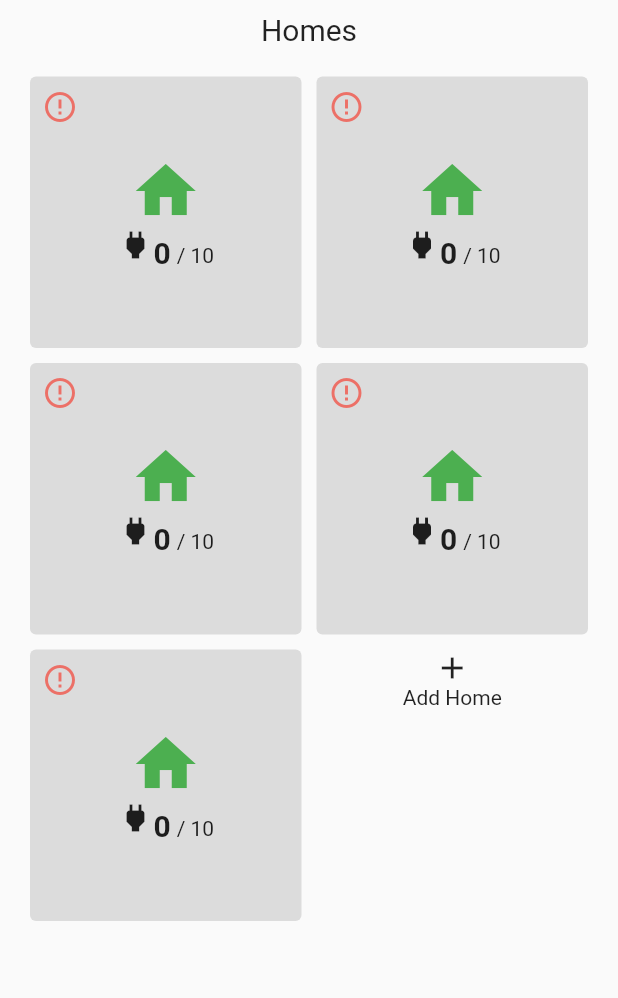
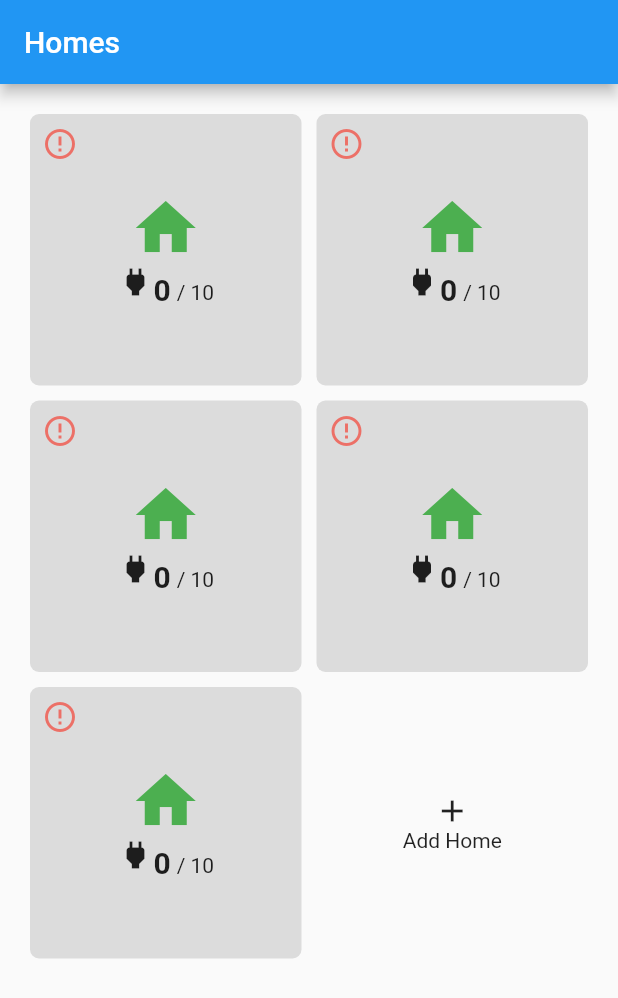
Before and after one commit to chances/UtilityGrid, a Flutter app: the screen it shows after launch, on a phone screen of 412 x 824 dp. Shown: the top 998 px of the screen. Run offline on Flutter 3.47's test engine with Material 2 defaults, Android fonts, the phone set to English and light mode, and no system bars.

Commit message:
Revert fullscreen setting, Add an AppBar

```diff
--- a/lib/main.dart
+++ b/lib/main.dart
@@ -1,22 +1,16 @@
 import 'package:flutter/material.dart';
-import 'package:flutter/services.dart';
 import 'package:utility_grid/pages.dart';
 
 void main() => runApp(UtilityGridGame());
 
 class UtilityGridGame extends StatelessWidget {
-  UtilityGridGame() {
-    // Hide OS UI overlays so the game is fullscreen
-    SystemChrome.setEnabledSystemUIOverlays([]);
-  }
-
-  // This widget is the root of your application.
   @override
   Widget build(BuildContext context) {
     return MaterialApp(
       title: 'Utility Grid',
       theme: ThemeData(
         primarySwatch: Colors.blue,
+        splashColor: Colors.blueAccent,
       ),
       home: GamePage(),
     );
--- a/lib/pages/game_page.dart
+++ b/lib/pages/game_page.dart
@@ -10,6 +10,9 @@ class _GamePageState extends State<GamePage> {
   @override
   Widget build(BuildContext context) {
     return new Scaffold(
+      appBar: AppBar(
+        title: Text('Homes'),
+      ),
       body: new World(
         child: Homes(),
       ),
--- a/lib/widgets/homes.dart
+++ b/lib/widgets/homes.dart
@@ -16,6 +16,7 @@ class _HomesState extends State<Homes> {
     var gridCells = homes.map((home) => houseWidget(home)).toList();
     gridCells.add(Container(
       child: Column(
+        mainAxisAlignment: MainAxisAlignment.center,
         children: <Widget>[
           Icon(Icons.add),
           Text('Add Home'),
@@ -23,7 +24,7 @@ class _HomesState extends State<Homes> {
       ),
     ));
 
-    var grid = GridView.count(
+    return GridView.count(
       primary: true,
       padding: const EdgeInsets.all(20.0),
       mainAxisSpacing: 10.0,
@@ -31,38 +32,22 @@ class _HomesState extends State<Homes> {
       crossAxisCount: 2,
       children: gridCells,
     );
-
-    return Column(
-      crossAxisAlignment: CrossAxisAlignment.stretch,
-      children: <Widget>[
-        Center(
-          child: Padding(
-            padding: const EdgeInsets.only(top: 8.0),
-            child: Text(
-              'Homes',
-              style: TextStyle(fontSize: 20.0),
-            ),
-          ),
-        ),
-        Expanded(
-          child: grid,
-        ),
-      ],
-    );
   }
 
   Widget houseWidget(ecs.Entity home) {
     House house = home.componentOfType(House);
     Power power = home.componentOfType(Power);
 
-    return Container(
-      decoration: BoxDecoration(
-        shape: BoxShape.rectangle,
-        borderRadius: BorderRadius.all(Radius.circular(4.0)),
-        color: Colors.black12,
-      ),
-      padding: EdgeInsets.all(8.0),
-      child: Home(house, power),
+    return Material(
+      color: Colors.black12,
+      borderRadius: BorderRadius.all(Radius.circular(6.0)),
+      child: InkWell(
+          borderRadius: BorderRadius.all(Radius.circular(6.0)),
+          onTap: () {},
+          child: Padding(
+            padding: const EdgeInsets.all(8.0),
+            child: Home(house, power),
+          )),
     );
   }
 }
```
